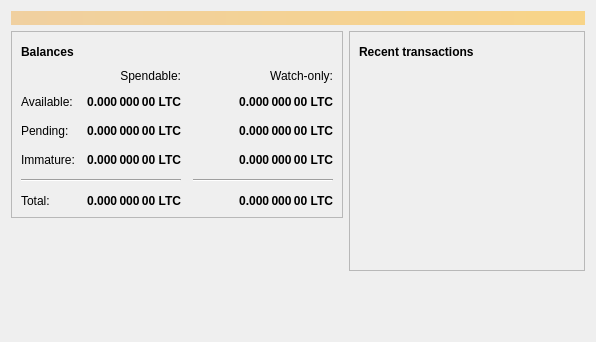
Above: src/qt/forms/overviewpage.ui from CptMgm/Stonkscoin before the change. Below: the same form after it.
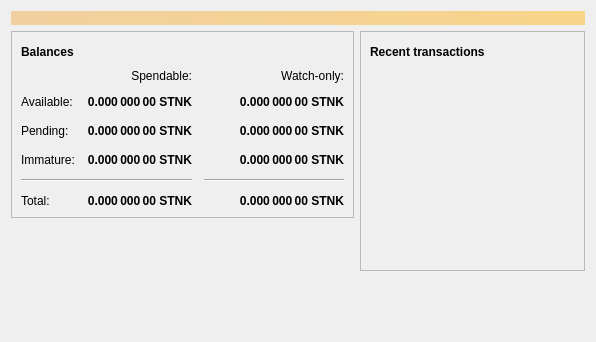
That is the form after the change. Icons and pictures are not drawn.

```diff
--- a/src/qt/forms/overviewpage.ui
+++ b/src/qt/forms/overviewpage.ui
@@ -129,7 +129,7 @@
                <string>Unconfirmed transactions to watch-only addresses</string>
               </property>
               <property name="text">
-               <string notr="true">0.000 000 00 LTC</string>
+               <string notr="true">0.000 000 00 STNK</string>
               </property>
               <property name="alignment">
                <set>Qt::AlignRight|Qt::AlignTrailing|Qt::AlignVCenter</set>
@@ -154,7 +154,7 @@
                <string>Total of transactions that have yet to be confirmed, and do not yet count toward the spendable balance</string>
               </property>
               <property name="text">
-               <string notr="true">0.000 000 00 LTC</string>
+               <string notr="true">0.000 000 00 STNK</string>
               </property>
               <property name="alignment">
                <set>Qt::AlignRight|Qt::AlignTrailing|Qt::AlignVCenter</set>
@@ -179,7 +179,7 @@
                <string>Mined balance in watch-only addresses that has not yet matured</string>
               </property>
               <property name="text">
-               <string notr="true">0.000 000 00 LTC</string>
+               <string notr="true">0.000 000 00 STNK</string>
               </property>
               <property name="alignment">
                <set>Qt::AlignRight|Qt::AlignTrailing|Qt::AlignVCenter</set>
@@ -237,7 +237,7 @@
                <string>Mined balance that has not yet matured</string>
               </property>
               <property name="text">
-               <string notr="true">0.000 000 00 LTC</string>
+               <string notr="true">0.000 000 00 STNK</string>
               </property>
               <property name="alignment">
                <set>Qt::AlignRight|Qt::AlignTrailing|Qt::AlignVCenter</set>
@@ -282,7 +282,7 @@
                <string>Your current total balance</string>
               </property>
               <property name="text">
-               <string notr="true">0.000 000 00 LTC</string>
+               <string notr="true">0.000 000 00 STNK</string>
               </property>
               <property name="alignment">
                <set>Qt::AlignRight|Qt::AlignTrailing|Qt::AlignVCenter</set>
@@ -307,7 +307,7 @@
                <string>Current total balance in watch-only addresses</string>
               </property>
               <property name="text">
-               <string notr="true">0.000 000 00 LTC</string>
+               <string notr="true">0.000 000 00 STNK</string>
               </property>
               <property name="alignment">
                <set>Qt::AlignRight|Qt::AlignTrailing|Qt::AlignVCenter</set>
@@ -349,7 +349,7 @@
                <string>Your current spendable balance</string>
               </property>
               <property name="text">
-               <string notr="true">0.000 000 00 LTC</string>
+               <string notr="true">0.000 000 00 STNK</string>
               </property>
               <property name="alignment">
                <set>Qt::AlignRight|Qt::AlignTrailing|Qt::AlignVCenter</set>
@@ -374,7 +374,7 @@
                <string>Your current balance in watch-only addresses</string>
               </property>
               <property name="text">
-               <string notr="true">0.000 000 00 LTC</string>
+               <string notr="true">0.000 000 00 STNK</string>
               </property>
               <property name="alignment">
                <set>Qt::AlignRight|Qt::AlignTrailing|Qt::AlignVCenter</set>
```
Left out of the diff: 4 changed lines with no effect on the pictures.
